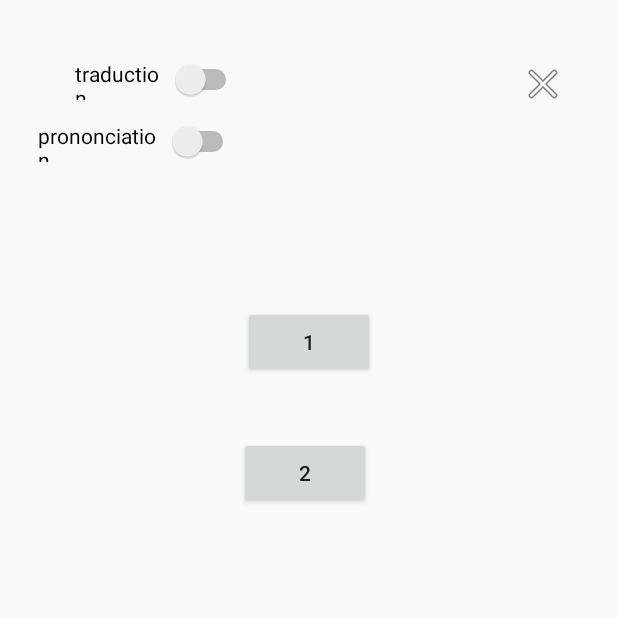
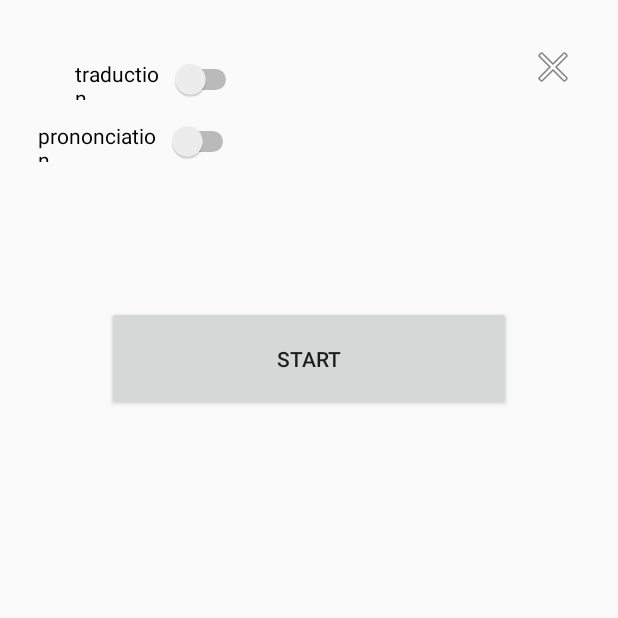
Before and after one commit to FBL10/Kanji, an Android app: the screen it shows after launch (MenuActivity), after a tap on "main menu button", on a phone screen of 412 x 824 dp, the top half of it. Run offline under Robolectric (Android 15) with nearby library versions, the phone set to English and light mode, and no system bars.

Commit message:
interaction main-menu

```diff
--- a/app/src/main/java/com/example/myapplication/MainActivity.java
+++ b/app/src/main/java/com/example/myapplication/MainActivity.java
@@ -17,38 +17,52 @@ import android.widget.TextView;
 
 public class MainActivity extends AppCompatActivity {
 
-    int[] ordre ;
+    boolean first;
 
     String[][] mots;
 
-    ImageButton menu_button ;
+    int[] ordre ; // ordre courant des mots
+
+    Boolean reponse = false; // indique si l'utilisateur voit la réponse
+
+    int iterateur_mots = 0; // itère parmis les mots courants
 
     int nombre_traduction = 0;
     int romaji = 0;
 
+    ImageButton menu_button ;
+
+    // ignored warning : overrides OnTouchListener but does not define onClick event
+    @SuppressLint("ClickableViewAccessibility")
     @Override
     protected void onCreate(Bundle savedInstanceState) {
+
+        first = true;
 
         super.onCreate(savedInstanceState);
         setContentView(R.layout.activity_main);
 
         // bouton principal : affiche la réponse ou change de mot
         Button button = findViewById(R.id.button);
-        button.getBackground().setAlpha(0);
+        button.getBackground().setAlpha(0); // bouton transparent
 
-        mots = Mots.getMots();
+        TextView prononciation = findViewById(R.id.prononciation);
+        TextView text_traduction = findViewById(R.id.traduction);
+        TextView text_symbole = findViewById(R.id.symbole);
+
+        mots = Mots.getMots(); // seulement si aucun choix dans le menu ************
 
         // bouton du menu principal
         menu_button = (ImageButton) findViewById(R.id.menu_button);
 
-
-        TextView text_symbole = (TextView)findViewById(R.id.symbole);
-
+        // recoit les changements de traduction et de
+        // prononciation du menu ainsi que le choix de section
         Bundle extras = getIntent().getExtras();
         if (extras != null) {
 
             boolean trad = extras.getBoolean("trad_state");
             boolean pro = extras.getBoolean("pro_state");
+            reponse = extras.getBoolean("reponse");
 
             if (trad){
                 nombre_traduction = 1;
@@ -62,23 +76,94 @@ public class MainActivity extends AppCompatActivity {
             else{
                 romaji = 0;
             }
+
+            ordre = extras.getIntArray("ordre");
+            iterateur_mots = extras.getInt("iterateur_mots");
+
+            if (ordre != null){
+
+                reponse = !reponse;
+
+                if (reponse){
+                    if (iterateur_mots == 0){
+                        iterateur_mots = ordre.length - 1;
+                    }
+                    else{
+                        iterateur_mots -= 1;
                     }
                 }
 
-    Boolean reponse = false; // indique si l'utilisateur voit la réponse
+                String curr_symbole = mots[ordre[iterateur_mots]][3 *(nombre_traduction)];
+                text_symbole.setText(curr_symbole);
 
-    int iterateur_mots = 0; // itère parmis les mots courants
+                int symbole_textSize = 30 + (150 / (text_symbole.getText()).length());
+                text_symbole.setTextSize(symbole_textSize);
 
-    public void traduction_switch(View v){
+                if (reponse){
+                    iterateur_mots = (iterateur_mots + 1) % mots.length;
+                }
+
+                reponse = !reponse;
+
+                if(ordre.length != 0 && !reponse) {
+
+                    if (mots[ordre[iterateur_mots - 1]][1].length() == 0 && romaji == 0){
+                        prononciation.setText("");
+                    } else {
+                        prononciation.setText("(" + mots[ordre[iterateur_mots-1]][1+romaji] + ")");
+                    }
+                }
+            }
+        }
+
+        // override la gestion de click du bouton principal
+        button.setOnClickListener(new View.OnClickListener() {
+            @Override
+            public void onClick(View v) {
+                first = false;
+                buttonClick(v);
+            }
+        });
+
+        // gestion de swipe, droite change la traduction, gauche la prononciation
+        button.setOnTouchListener(new OnSwipeTouchListener() {
+            public boolean onSwipeRight() {
+                first = false;
 
                 nombre_traduction = 1 - nombre_traduction;
-        iterateur_mots = 0;
-        reponse = false;
 
-        buttonClick(v);
+                TextView text_symbole = findViewById(R.id.symbole);
+
+                reponse = !reponse;
+
+                if (reponse){
+                    if (iterateur_mots == 0 && first){
+                        iterateur_mots = ordre.length;
+                    }
+                    else if (iterateur_mots == 0){
+                        iterateur_mots = ordre.length - 1;
+                    }
+                    else{
+                        iterateur_mots -= 1;
+                    }
                 }
 
-    public void prononciation_switch(View v){
+                String curr_symbole = mots[ordre[iterateur_mots]][3 *(nombre_traduction)];
+                text_symbole.setText(curr_symbole);
+
+                int symbole_textSize = 30 + (150 / (text_symbole.getText()).length());
+                text_symbole.setTextSize(symbole_textSize);
+
+                if (reponse){
+                    iterateur_mots = (iterateur_mots + 1) % mots.length;
+                }
+
+                reponse = !reponse;
+
+                return true;
+            }
+            public boolean onSwipeLeft() {
+                first = false;
 
                 TextView prononciation = (TextView)findViewById(R.id.prononciation);
 
@@ -92,14 +177,21 @@ public class MainActivity extends AppCompatActivity {
                         prononciation.setText("(" + mots[ordre[iterateur_mots-1]][1+romaji] + ")");
                     }
                 }
+                return true;
             }
-
+        });
+    }
 
     // lance l'activité MenuActivity
     public void main_menu_button_click(View v){
         Intent start_menu = new Intent(this, MenuActivity.class);
+
         start_menu.putExtra("pro_state",romaji);
         start_menu.putExtra("trad_state",nombre_traduction);
+        start_menu.putExtra("iterateur_mots", iterateur_mots);
+        start_menu.putExtra("ordre", ordre);
+        start_menu.putExtra("reponse", reponse);
+
         startActivity(start_menu);
     }
 
@@ -116,7 +208,7 @@ public class MainActivity extends AppCompatActivity {
             ordre = Logique.make_shuffled_tab(mots.length);
         }
 
-        // affiche la réponse
+        //affiche une nouveau mot
         if (!reponse){
 
             String curr_symbole = mots[ordre[iterateur_mots]][3 *(nombre_traduction)];
@@ -129,7 +221,7 @@ public class MainActivity extends AppCompatActivity {
             text_traduction.setText("");
         }
 
-        //affiche une nouveau mot
+        // affiche la réponse
         else{
 
             // si le mot à une pronociation
--- a/app/src/main/java/com/example/myapplication/Mots.java
+++ b/app/src/main/java/com/example/myapplication/Mots.java
@@ -2,181 +2,9 @@ package com.example.myapplication;
 
 public class Mots {
 
-    static String[][] mots = {{"人","ひと","hito","personne"},
-            {"男","おとこ","otoko","homme"},
-            {"女","おんな","onna","femme"},
-            {"子","こ","ko","enfant"},
-            {"日","ひ","hi","soleil"},
-            {"月","つき","tsuki","lune"},
-            {"時","とき","tori","temps"},
-            {"水","みず","mizu","eau"},
-            {"火","ひ","hi","feu"},
-            {"土","つち","tsuchi","terre"},
-            {"風","かぜ","kaze","vent"},
-            {"空","そら","sora","ciel"},
-            {"山","ゃま","yama","montagne"},
-            {"川","かわ","kawa","rivière"},
-            {"木","き","ki","arbre"},
-            {"花","はな","hana","fleur"},
-            {"雨","あめ","ame","pluie"},
-            {"雪","ゅき","yuki","neige"},
-            {"金","かね","kane","argent"},
-            {"刀","かたな","katana","sabre"},
-            {"はい","","hai","oui"},
-            {"いいえ","","īe","non"},
-            {"お願いします","おねがいします","onegaishimasu","s'il vous plait"},
-            {"(どうも)ありがとう(ございます)","","(dōmo) arigatō (gozaimasu)","merci (beaucoup)"},
-            {"どういたしまして","","dōitashimashite","de rien"},
-            {"おはよう(ございます)","","ohayō (gozaimasu)","bon matin"},
-            {"こんにちは","","konnichiwa","bonjour"},
-            {"こんばんは","","konbanwa","bonsoir"},
-            {"お元気ですか","おゲンキですか","ogenkidesuka","Comment ça va?"},
-            {"さようなら","","sayōnara","au revoir"},
-            {"またね","","matane","à plus tard"},
-            {"おやすみ(なさい)","","oyasumi(nasai)","bonne nuit"},
-            {"また明日","またあした","mata ashita","à demain"},
-            {"初めまして","はじめまして","hajimemashite","enchanté"},
-            {"(どうぞ)宜しく(お願いします)","(どうぞ)よろしく(おねがいします)","(dōzo)yoroshiku(onegaishimasu)","heureux de vous rencontrer"},
-            {"いただきます","","itadakimasu","merci pour le repas"},
-            {"すみません","","sumimasen","excusez-moi"},
-            {"ごめん(なさい)","","gomen (nasai)","désolé"},
-            {"ようこそ","","yōkoso","bienvenue"},
-            {"お邪魔します","おジャマします","ojamashimasu","je rentre!"},
-            {"ベッド","","beddo","lit"},
-            {"ソファー","","sofā","canapé"},
-            {"(ボール)ペン","","(bōru)pen","stylo(-bille)"},
-            {"ノート","","nōto","cahier"},
-            {"カレンダー","","karendā","calendrier"},
-            {"ラジオ","","rajio","radio"},
-            {"ステレオ","","sutereo","système de son"},
-            {"テレビ","","terebi","télévision"},
-            {"カメラ","","kamera","appareil photo"},
-            {"コンピュータ","","konpyūta","ordinateur"},
-            {"エアコン","","eakon","climatiseur"},
-            {"リモコン","","rimokon","télécommande"},
-            {"クレジットカード","","kurejittokādo","carte de crédit"},
-            {"ドア","","doa","porte"},
-            {"ランプ","","ranpu","lampe"},
-            {"テーブル","","tēburu","table"},
-            {"フォーク","","fōku","fourchette"},
-            {"ナイフ","","naifu","couteau"},
-            {"スプーン","","supūn","cuillère"},
-            {"トイレ","","toire","toilettes"},
-            {"犬","いぬ","inu","chien"},
-            {"猫","ねこ","neko","chat"},
-            {"鳥","とり","tori","oiseau"},
-            {"魚","さかな","sakana","poisson"},
-            {"狸","たぬき","tanuki","tanuki"},
-            {"兎","うさぎ","usagi","lapin"},
-            {"牛","うし","ushi","vache"},
-            {"羊","ひつじ","hitsuji","mouton"},
-            {"山羊","ゃぎ","yagi","chèvre"},
-            {"豚","ぶた","buta","cochon"},
-            {"馬","うま","uma","cheval"},
-            {"鹿","しか","shika","cerf"},
-            {"ロバ","","roba","âne"},
-            {"ラクダ","","rakuda","dromadaire/chameau"},
-            {"鶏","にわとり","niwatori","poule"},
-            {"鼠","ねずみ","nezumi","souris",},
-            {"リス","","risu","écureuil",},
-            {"針鼠","はりねずみ","harinezumi","hérisson"},
-            {"ハムスター","","hamusutā","hamster"},
-            {"フェレット","","feretto","furet"},
-            {"夫","おっと","otto","mon époux"},
-            {"妻","つま","tsuma","mon épouse"},
-            {"両親","リョウシン","ryōshin","mon parent"},
-            {"父","ちち","chichi","mon père"},
-            {"母","はは","haha","ma mère"},
-            {"子供","こども","kodomo","mon enfant"},
-            {"息子","むすこ","musuko","mon fils"},
-            {"娘","むすめ","musume","ma fille"},
-            {"祖父母","ソフボ","sofubo","mon grand-parent"},
-            {"祖父","ソフ","sofu","mon grand-père"},
-            {"祖母","ソボ","sobo","ma grand-mère"},
-            {"孫","まご","mago","mon petit-enfant"},
-            {"双子","ふたご","futago","mon/ma jumeau/jumelle"},
-            {"兄","あに","ani","mon frère ainé"},
-            {"弟","おとうと","otōto","mon frère cadet"},
-            {"姉","あね","ane","ma soeur ainée"},
-            {"妹","いもうと","imōto","ma soeur cadette"},
-            {"兄弟","キョウダイ","kyōdai","fratrie"},
-            {"従兄","いとこ","itoko","mon cousin ainé"},
-            {"従弟","いとこ","itoko","mon cousin cadet"},
-            {"従姉","いとこ","itoko","ma cousine ainée"},
-            {"従妹","いとこ","itoko","ma cousine cadette"},
-            {"伯父","おじ","oji","mon oncle ainé"},
-            {"叔父","おじ","oji","mon oncle cadet"},
-            {"伯母","おば","oba","ma tante ainée"},
-            {"叔母","おば","oba","ma tante cadette"},
-            {"義兄","ギケイ","gikē","mon beau-frère ainé"},
-            {"義弟","ギテイ","gitē","mon beau-frère cadet"},
-            {"義姉","ギし","gishi","ma belle-soeur ainée"},
-            {"義妹","ギマイ","gimai","ma belle-soeur cadette"},
-            {"赤","あか","aka","rouge"},
-            {"青","あお","ao","bleu"},
-            {"黄色","きいろ","kiiro","jaune"},
-            {"オレンジ色","オレンジいろ","orenjiiro","orange"},
-            {"紫","むらさき","murasaki","mauve"},
-            {"緑","みどり","midori","vert"},
-            {"白","しろ","shiro","blanc"},
-            {"黒","くろ","kuro","noir"},
-            {"灰色","はいいろ","haiiro","gris"},
-            {"ピンク","","pinku","rose"},
-            {"茶色","チャいろ","chairo","brun"},
-            {"ベージュ","","bēju","beige"},
-            {"薄紫色","うすむらさきいろ","usumurasakiiro","mauve clair"},
-            {"マゼンタ","","mazenta","magenta"},
-            {"紅","くれない","kurenai","rouge foncé (cramoisi)"},
-            {"シアン","","shian","cyan"},
-            {"水色","みずいろ","mizuiro","bleu clair"},
-            {"インディゴ","","indigo","indigo"},
-            {"虹色","にじいろ","nijiiro","couleur arc-en-ciel"},
-            {"金色","キンいろ","kin'iro","couleur or"},
-            {"日曜日","にちようび","nichiyōbi","dimanche"},
-            {"月曜日","ゲツヨウび","getsuyōbi","lundi"},
-            {"火曜日","カヨウび","kayōbi","mardi"},
-            {"水曜日","スイヨウび","suiyōbi","mercredi"},
-            {"木曜日","モクヨウび","mokuyōbi","jeudi"},
-            {"金曜日","キンヨウび","kinyōbi","vendredi"},
-            {"土曜日","ドヨウび","doyōbi","samedi"},
-            {"星","ほし","hoshi","astre"},
-            {"地球","チキュウ","chikyū","la Terre"},
-            {"太陽","タイヨウ","taiyō","le Soleil"},
-            {"一","イチ","ichi","1"},
-            {"二","ニ","ni","2"},
-            {"三","サン","san","3"},
-            {"四","よん","yon","4"},
-            {"五","ゴ","go","5"},
-            {"六","ロク","roku","6"},
-            {"七","なな","nana","7"},
-            {"八","ハチ","hachi","8"},
-            {"九","キュウ","kyū","9"},
-            {"十","ジュウ","jū","10"},
-            {"百","ヒャク","hyaku","100"},
-            {"千","セン","sen","1000"},
-            {"ゼロ","","zero","0"},
-            {"三百","サンビャク","sanbyaku","300"},
-            {"六百","ロッピャク","roppyaku","600"},
-            {"八百","ハッピャク","happyaku","800"},
-            {"三千","サンゼン","sanzen","3000"},
-            {"八千","ハッセン","hassen","8000"},
-            {"万","マン","man","10000"},
-            {"億","オク","oku","100000000"},
-            {"一日","ついたち","tsuitachi","le 1"},
-            {"二日","ふつか","futsuka","le 2"},
-            {"三日","みっか","mikka","le 3"},
-            {"四日","よっか","yokka","le 4"},
-            {"五日","いつか","itsuka","le 5"},
-            {"六日","むいか","muika","le 6"},
-            {"七日","なのか","nanoka","le 7"},
-            {"八日","ようか","yōka","le 8"},
-            {"九日","ここのか","kokonoka","le 9"},
-            {"十日","とおか","tōka","le 10"},
-            {"十四日","ジュウよっか","jūyokka","le 14"},
-            {"二十日","はつか","hatsuka","le 20"},
-            {"二十四日","ニジュウよっか","nijūyokka","le 24"},
-            {"年","とし","toshi","année"},
-            {"世紀","セイキ","sēki","siècle"}};
+    static String[][] mots = {{"1","premier","first","UN"},
+            {"2","deuxieme","2nd","DEUX"},
+            {"3","troisieme","3rd","TROIS"}};
 
     public static String[][] getMots(){
         return mots;
--- a/app/src/main/res/layout/activity_main.xml
+++ b/app/src/main/res/layout/activity_main.xml
@@ -19,7 +19,7 @@
         android:visibility="visible"
         app:layout_constraintEnd_toEndOf="parent"
         app:layout_constraintTop_toTopOf="parent"
-        app:srcCompat="@android:drawable/ic_menu_manage" />
+        app:srcCompat="@android:drawable/ic_menu_revert" />
 
     <TextView
         android:id="@+id/symbole"
--- a/app/src/main/res/layout/activity_menu.xml
+++ b/app/src/main/res/layout/activity_menu.xml
@@ -8,11 +8,11 @@
 
     <Button
         android:id="@+id/start_button"
-        android:layout_width="wrap_content"
-        android:layout_height="wrap_content"
+        android:layout_width="269dp"
+        android:layout_height="70dp"
         android:layout_marginTop="204dp"
         android:onClick="start_button_click"
-        android:text="1"
+        android:text="START"
         app:layout_constraintEnd_toEndOf="parent"
         app:layout_constraintHorizontal_bias="0.501"
         app:layout_constraintStart_toStartOf="parent"
@@ -20,8 +20,8 @@
 
     <ImageButton
         android:id="@+id/menu_button"
-        android:layout_width="68dp"
-        android:layout_height="79dp"
+        android:layout_width="55dp"
+        android:layout_height="57dp"
         android:layout_marginTop="16dp"
         android:layout_marginEnd="16dp"
         android:layout_marginRight="16dp"
@@ -31,18 +31,6 @@
         app:layout_constraintEnd_toEndOf="parent"
         app:layout_constraintTop_toTopOf="parent"
         app:srcCompat="@android:drawable/ic_menu_close_clear_cancel" />
-
-    <Button
-        android:id="@+id/button2"
-        android:layout_width="wrap_content"
-        android:layout_height="wrap_content"
-        android:layout_marginTop="39dp"
-        android:onClick="button2_click"
-        android:text="2"
-        app:layout_constraintEnd_toEndOf="parent"
-        app:layout_constraintHorizontal_bias="0.492"
-        app:layout_constraintStart_toStartOf="parent"
-        app:layout_constraintTop_toBottomOf="@+id/start_button" />
 
     <Switch
         android:id="@+id/traduction_switch"
```
Also changed, not shown: app/src/main/java/com/example/myapplication/MenuActivity.java (+18 -0 lines), app/src/main/java/com/example/myapplication/OnSwipeTouchListener.java (added, +69 -0 lines). Lines whose indentation alone changed are shown as unchanged.
